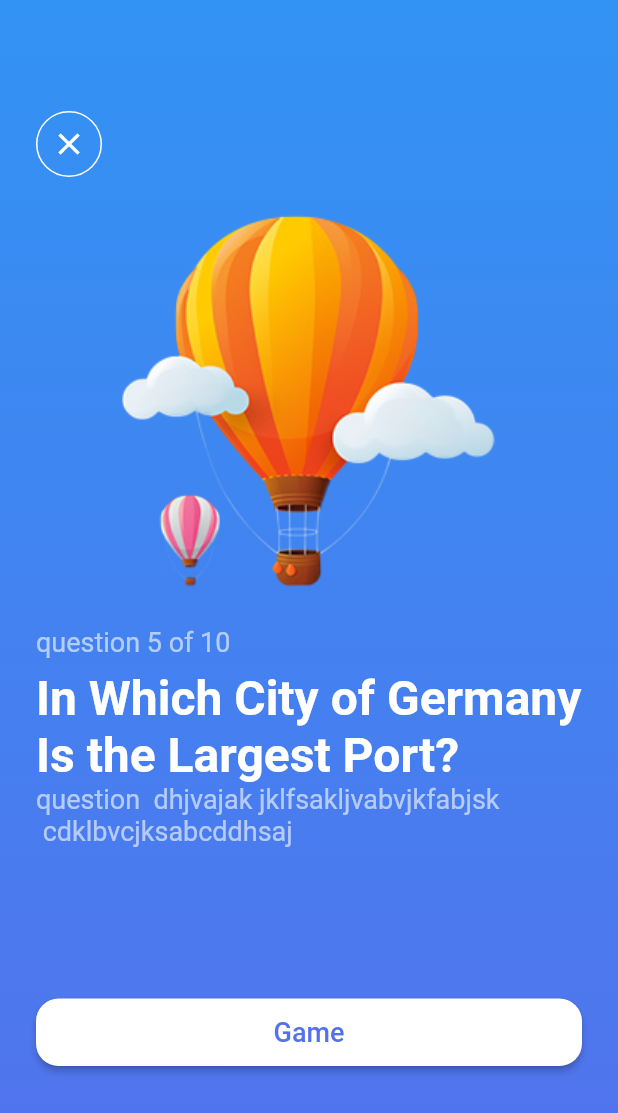
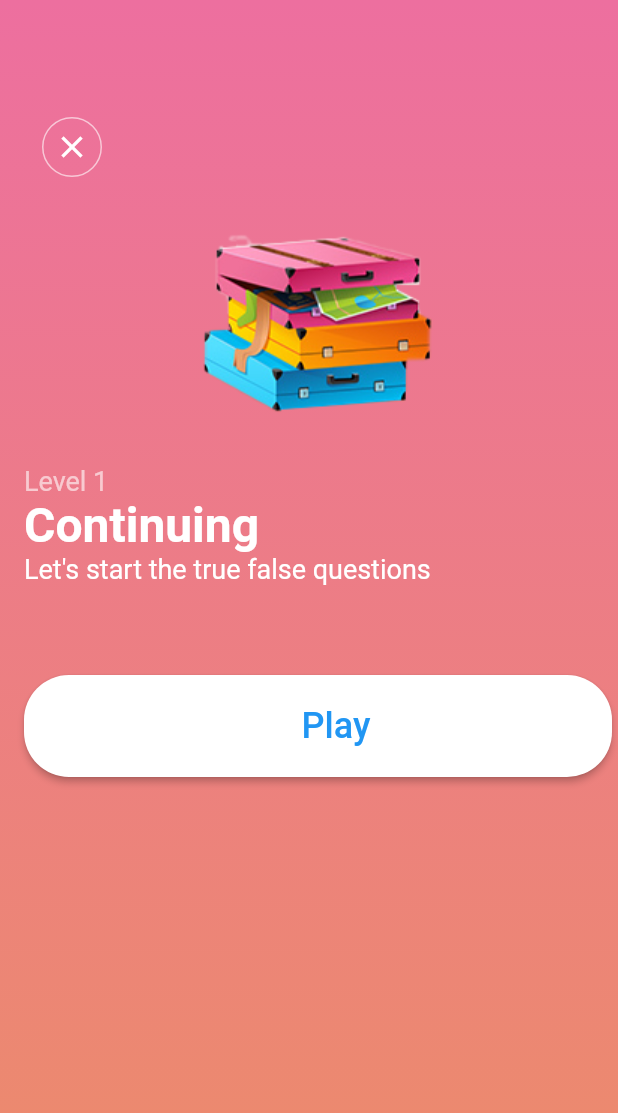
Before and after one commit to a7madjameel/quiz_app, a Flutter app: the screen it shows after launch, after a tap on "Level 1", on a phone screen of 412 x 824 dp. Shown: the top 1113 px of the screen. Run offline on Flutter 3.47's test engine with Material 2 defaults, Android fonts, the phone set to English and light mode, and no system bars; Roboto replaces fonts that are missing (Sf-Pro-Text, sf-pro-Text).

Commit message:
home and description pages

```diff
--- /dev/null
+++ b/lib/database/levels.dart
@@ -0,0 +1,9 @@
+import 'package:flutter/material.dart';
+
+import '../modules/level.dart';
+import '../constants.dart';
+
+List<Level> levels = [
+  Level(title: "True or False", description: "Let's start the true false questions", image: "assets/images/bags.png", levelText: "Level 1", levelStatusIcon: Icons.play_arrow, colors: [kL1, kL12],),
+  Level(title: "Multi Choice", description: "Let's start the multi choice questions", image: "assets/images/ballon-s.png", levelText: "Level 2", levelStatusIcon: Icons.lock, colors: [kL2, kL22] ),
+];
--- a/lib/main.dart
+++ b/lib/main.dart
@@ -1,5 +1,8 @@
 import 'package:flutter/material.dart';
 import 'package:multi_quiz_s_t_tt9/pages/home.dart';
+import 'package:multi_quiz_s_t_tt9/pages/level_describtion.dart';
+import 'package:multi_quiz_s_t_tt9/pages/multiple_q_screen.dart';
+import 'package:multi_quiz_s_t_tt9/pages/true_false_q_screen.dart';
 
 void main() {
   runApp(const MyApp());
@@ -9,8 +12,15 @@ class MyApp extends StatelessWidget {
   const MyApp({super.key});
   @override
   Widget build(BuildContext context) {
-    return const MaterialApp(
-      home: HomePage(),
+    return MaterialApp(
+      debugShowCheckedModeBanner: false,
+      initialRoute: "/",
+      routes: {
+        "/" :  (context) => const HomePage(),
+        "/description" :  (context) => const LevelDescription(),
+        "/multi_question" :  (context) => const MultiQScreen(),
+        "/true_false_question" :  (context) => TrueFalseQuiz(),
+      },
     );
   }
 }
--- /dev/null
+++ b/lib/modules/level.dart
@@ -0,0 +1,21 @@
+import 'dart:ui';
+
+import 'package:flutter/cupertino.dart';
+
+class Level {
+  String title;
+  String description;
+  List<Color> colors;
+  String levelText;
+  String image;
+  IconData levelStatusIcon;
+
+  Level({
+    required this.title,
+    required this.description,
+    required this.image,
+    required this.levelText,
+    required this.colors,
+    required this.levelStatusIcon,
+  });
+}
--- a/lib/pages/home.dart
+++ b/lib/pages/home.dart
@@ -1,5 +1,6 @@
 import 'package:flutter/material.dart';
 import 'package:multi_quiz_s_t_tt9/constants.dart';
+import 'package:multi_quiz_s_t_tt9/database/levels.dart';
 import 'package:multi_quiz_s_t_tt9/pages/level_describtion.dart';
 import 'package:multi_quiz_s_t_tt9/pages/multiple_q_screen.dart';
 import 'package:multi_quiz_s_t_tt9/widgets/my_outline_btn.dart';
@@ -10,11 +11,18 @@ class HomePage extends StatefulWidget {
   const HomePage({
     super.key,
   });
+
   @override
   State<HomePage> createState() => _HomePageState();
 }
 
 class _HomePageState extends State<HomePage> {
+  void moveToStartQuizPage(context, levelIndex) {
+    Navigator.pushNamed(context, "/description", arguments: {
+      "levelData": levels[levelIndex],
+    });
+  }
+
   @override
   Widget build(BuildContext context) {
     return Scaffold(
@@ -71,30 +79,21 @@ class _HomePageState extends State<HomePage> {
               SizedBox(
                 height: 24,
               ),
-              MyLevelWidget(
-                function: () {
-                  Navigator.push(
-                    context,
-                    MaterialPageRoute(
-                      builder: (context) {
-                        return LevelDescription();
-                      },
-                    ),
+              ListView.builder(
+                shrinkWrap: true,
+                itemCount: levels.length,
+                itemBuilder: (context, index) {
+                  return MyLevelWidget(
+                    function: () {
+                      moveToStartQuizPage(context, index);
+                    },
+                    icon: levels[index].levelStatusIcon!,
+                    title: levels[index].title,
+                    subtitle: levels[index].levelText,
+                    image: levels[index].image,
+                    colors: levels[index].colors,
                   );
                 },
-                icon: Icons.check,
-                title: 'True or False',
-                subtitle: 'Level 1',
-                image: 'assets/images/bags.png',
-                colors: [kL1, kL12],
-              ),
-              MyLevelWidget(
-                function: () {},
-                icon: Icons.play_arrow,
-                title: 'Multiple Choice',
-                subtitle: 'Level 2',
-                image: 'assets/images/ballon-s.png',
-                colors: [kL2, kL22],
               ),
             ],
           ),
--- a/lib/pages/level_describtion.dart
+++ b/lib/pages/level_describtion.dart
@@ -1,6 +1,9 @@
 import 'package:flutter/cupertino.dart';
 import 'package:flutter/material.dart';
-import 'package:multi_quiz_s_t_tt9/pages/true_false_q_screen.dart';
+import 'package:multi_quiz_s_t_tt9/modules/level.dart';
+
+import '../widgets/my_outline_btn.dart';
+
 
 import '../constants.dart';
 import '../widgets/my_outline_btn.dart';
@@ -9,112 +12,83 @@ import 'multiple_q_screen.dart';
 class LevelDescription extends StatelessWidget {
   const LevelDescription({Key? key}) : super(key: key);
 
+
   @override
   Widget build(BuildContext context) {
-    var questionNumber = 5;
-    var questionsCount = 10;
+    final modelRoute = ModalRoute.of(context)?.settings.arguments as Map<String, Level>;
+    final args = modelRoute["levelData"];
+
     return Scaffold(
       body: Container(
+        height: double.infinity,
         decoration: BoxDecoration(
-          gradient: LinearGradient(
-            colors: [
-              kBlueBg,
-              kL2,
-            ],
-            begin: Alignment.topCenter,
-            end: Alignment.bottomCenter,
-          ),
-        ),
+            gradient: LinearGradient(colors:args!.colors, begin: Alignment.topCenter, end: Alignment.bottomCenter)),
         child: Padding(
-          padding: const EdgeInsets.only(top: 74, left: 24, right: 24),
+          padding: const EdgeInsets.only(top: 74, left: 16, right: 4),
+          child: SingleChildScrollView(
             child: Column(
               crossAxisAlignment: CrossAxisAlignment.start,
               children: [
-              Row(
-                mainAxisAlignment: MainAxisAlignment.spaceBetween,
+                MYOutlineBtn(icon: Icons.close, function: (){
+                  Navigator.pop(context);
+                }, bColor: Colors.white60, iconColor: Colors.white),
+                Padding(
+                  padding: const EdgeInsets.all(34.0),
+                  child: Center(child: Image.asset(args.image,)),
+                ),
+                Text(
+                  args.levelText,
+                  style: const TextStyle(
+                      color: Colors.white60,
+                      fontSize: 18,
+                      fontFamily: "sf-pro-Text"),
+                ),
+                const Text(
+                  "Continuing",
+                  style: TextStyle(
+                      fontSize: 32,
+                      fontFamily: "sf-pro-Text",
+                      fontWeight: FontWeight.bold,
+                      color: Colors.white),
+                ),
+                Text(
+                  args.description,
+                  style: const TextStyle(
+                      fontSize: 18,
+                      fontFamily: "sf-pro-Text",
+                      fontWeight: FontWeight.normal,
+                      color: Colors.white),
+                ),
+                const SizedBox(height: 60,),
+                ElevatedButton(
+                    style: ElevatedButton.styleFrom(
+                      padding: const EdgeInsets.all(20.0),
+                      foregroundColor: Colors.blue,
+                      backgroundColor: Colors.white,
+                      shape: RoundedRectangleBorder(
+                        borderRadius: BorderRadius.circular(30.0),
+                      ),
+                    ),
+                    onPressed: (){},
+                    child: const Row(
                       children: [
                         SizedBox(
-                    height: 44,
-                    width: 44,
-                    child: MYOutlineBtn(
-                      icon: Icons.close,
-                      iconColor: Colors.white,
-                      bColor: Colors.white,
-                      function: () {
-                        Navigator.pop(context);
-                      },
-                    ),
-                  ),
-                ],
+                          width: 24,
                         ),
                         Expanded(
-                flex: 3,
-                child: Center(
-                  child: Image.asset('assets/images/ballon-b.png'),
-                ),
-              ),
-              Text(
-                'question $questionNumber of $questionsCount',
-                style: TextStyle(
-                  fontSize: 18,
-                  fontFamily: 'Sf-Pro-Text',
-                  color: Colors.white60,
-                ),
-              ),
-              SizedBox(
-                height: 8,
-              ),
-              Text(
-                'In Which City of Germany Is the Largest Port?',
-                style: TextStyle(
-                  fontSize: 32,
-                  fontFamily: 'Sf-Pro-Text',
-                  color: Colors.white,
-                  fontWeight: FontWeight.bold,
-                ),
-              ),
-              Text(
-                'question  dhjvajak jklfsakljvabvjkfabjsk \n cdklbvcjksabcddhsaj',
-                style: TextStyle(
-                  fontSize: 18,
-                  fontFamily: 'Sf-Pro-Text',
-                  color: Colors.white60,
-                ),
-              ),
-              Spacer(),
-              Padding(
-                padding: const EdgeInsets.only(bottom: 12),
-                child: ElevatedButton(
-                  onPressed: () {
-                    Navigator.push(
-                      context,
-                      MaterialPageRoute(
-                        builder: (context) => TrueFalseQuiz(),
-                      ),
-                    );
-                  },
-                  style: ElevatedButton.styleFrom(
-                    backgroundColor: Colors.white,
-                    shape: RoundedRectangleBorder(
-                      borderRadius: BorderRadius.circular(15),
-                    ),
-                    padding: EdgeInsets.symmetric(vertical: 12, horizontal: 16),
-                  ),
-                  child: Expanded(
                           child: Center(
                             child: Text(
-                        'Game',
+                              "Play",
                               style: TextStyle(
-                            color: kL2,
-                            fontWeight: FontWeight.w500,
-                            fontSize: 18),
+                                  fontSize: 24
                               ),
                             ),
                           ),
                         ),
+                      ],
+                    )),
+              ],
             ),
-              Spacer()
-            ],
           ),
         ),
       ),
--- a/lib/widgets/my_level_widget.dart
+++ b/lib/widgets/my_level_widget.dart
@@ -9,8 +9,6 @@ class MyLevelWidget extends StatelessWidget {
   final String subtitle;
   final String image;
   final List<Color> colors;
-
-  //brach zaki
 
   const MyLevelWidget({
     Key? key,
```
Also changed, not shown: 1 other file. Lines whose indentation alone changed are shown as unchanged.
